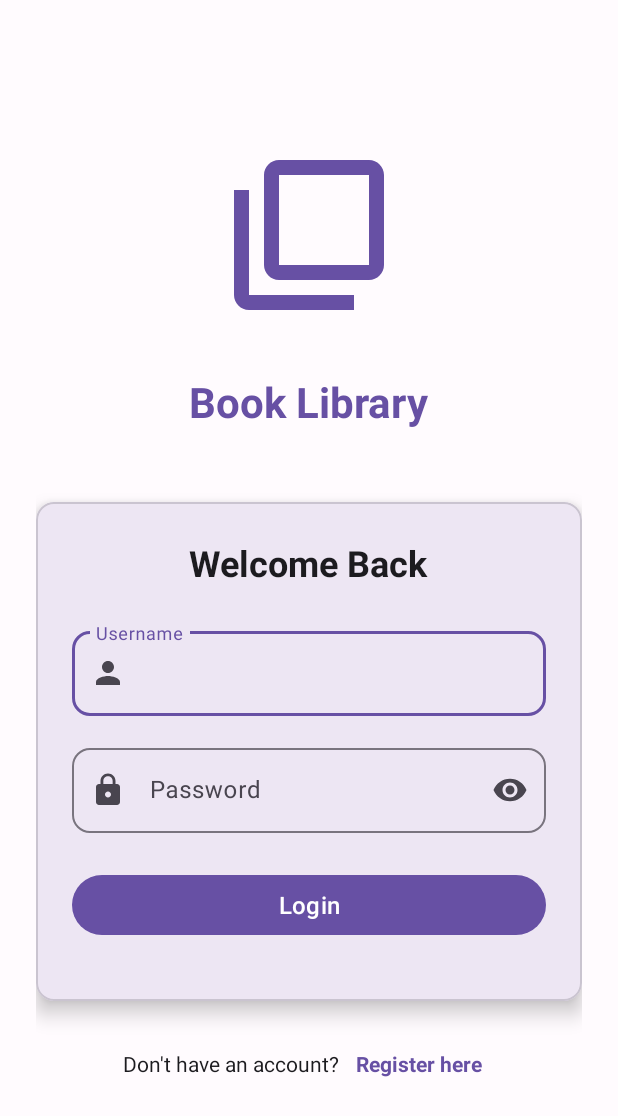
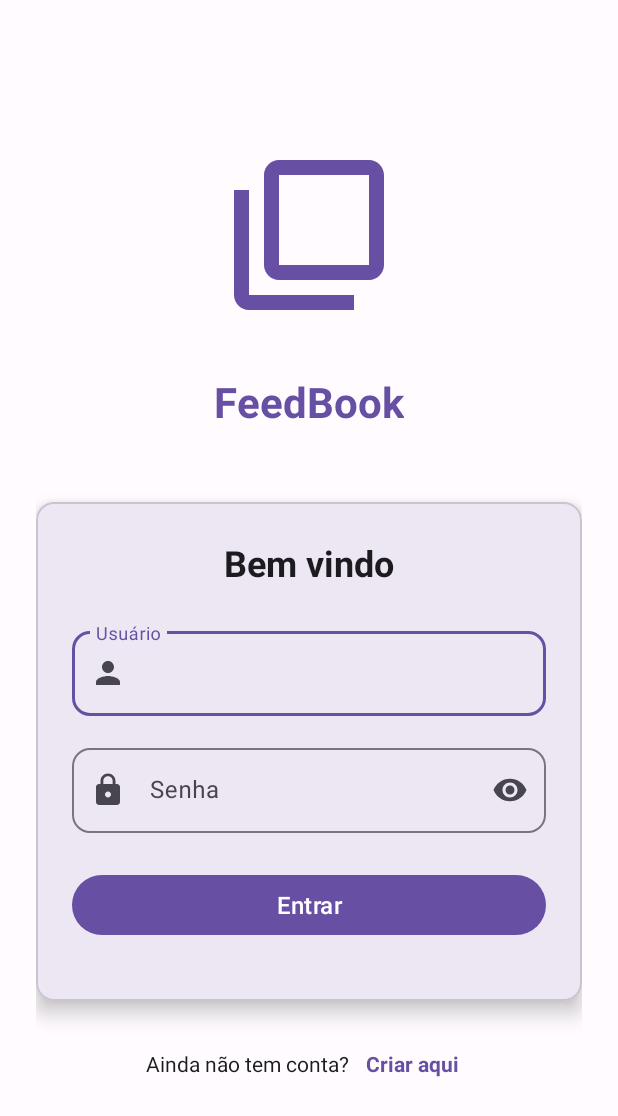
Before and after one commit to jampus90/FeedBook, an Android app: the screen it shows after launch (LoginActivity), on a phone screen of 412 x 824 dp. Shown: the top 1116 px of the screen. Run offline under Robolectric (Android 15) with nearby library versions, the phone set to English and light mode, and no system bars; our stand-ins replace Room's generated code.

Commit message:
:sparkles: feat: Traduções nas interfaces

```diff
--- a/app/src/main/java/com/example/feedbook/adapter/BookAdapter.kt
+++ b/app/src/main/java/com/example/feedbook/adapter/BookAdapter.kt
@@ -38,7 +38,7 @@ class BookAdapter(
 
         fun bind(book: Book) {
             titleTextView.text = book.title
-            authorTextView.text = "by ${book.author}"
+            authorTextView.text = "por ${book.author}"
 
             // Set rating stars
             ratingTextView.text = "★".repeat(book.rating) + "☆".repeat(5 - book.rating)
@@ -55,7 +55,7 @@ class BookAdapter(
             val context = itemView.context
 
             if (isRead) {
-                statusChip.text = "Read"
+                statusChip.text = "Lido"
                 statusChip.chipBackgroundColor = ColorStateList.valueOf(
                     ContextCompat.getColor(context, R.color.success_green)
                 )
@@ -65,7 +65,7 @@ class BookAdapter(
                     ContextCompat.getColor(context, android.R.color.white)
                 )
             } else {
-                statusChip.text = "Unread"
+                statusChip.text = "Não lido"
                 statusChip.chipBackgroundColor = ColorStateList.valueOf(
                     ContextCompat.getColor(context, R.color.warning_orange)
                 )
--- a/app/src/main/res/layout/activity_login.xml
+++ b/app/src/main/res/layout/activity_login.xml
@@ -20,7 +20,7 @@
     <TextView
         android:layout_width="wrap_content"
         android:layout_height="wrap_content"
-        android:text="Book Library"
+        android:text="FeedBook"
         android:textSize="28sp"
         android:textStyle="bold"
         android:textColor="?attr/colorPrimary"
@@ -43,7 +43,7 @@
             <TextView
                 android:layout_width="wrap_content"
                 android:layout_height="wrap_content"
-                android:text="Welcome Back"
+                android:text="Bem vindo"
                 android:textSize="24sp"
                 android:textStyle="bold"
                 android:textColor="?attr/colorOnSurface"
@@ -61,7 +61,7 @@
                     android:id="@+id/et_username"
                     android:layout_width="match_parent"
                     android:layout_height="wrap_content"
-                    android:hint="Username"
+                    android:hint="Usuário"
                     android:inputType="text"
                     android:maxLines="1" />
 
@@ -80,7 +80,7 @@
                     android:id="@+id/et_password"
                     android:layout_width="match_parent"
                     android:layout_height="wrap_content"
-                    android:hint="Password"
+                    android:hint="Senha"
                     android:inputType="textPassword"
                     android:maxLines="1" />
 
@@ -91,7 +91,7 @@
                 style="@style/Widget.BookLibrary.Button"
                 android:layout_width="match_parent"
                 android:layout_height="wrap_content"
-                android:text="Login"
+                android:text="Entrar"
                 android:layout_marginBottom="16dp" />
 
             <ProgressBar
@@ -114,7 +114,7 @@
         <TextView
             android:layout_width="wrap_content"
             android:layout_height="wrap_content"
-            android:text="Don't have an account? "
+            android:text="Ainda não tem conta? "
             android:textSize="14sp"
             android:textColor="?attr/colorOnBackground" />
 
@@ -122,7 +122,7 @@
             android:id="@+id/tv_register"
             android:layout_width="wrap_content"
             android:layout_height="wrap_content"
-            android:text="Register here"
+            android:text="Criar aqui"
             android:textSize="14sp"
             android:textColor="?attr/colorPrimary"
             android:textStyle="bold"
--- a/app/src/main/res/layout/item_book.xml
+++ b/app/src/main/res/layout/item_book.xml
@@ -115,7 +115,7 @@
                 app:chipMinHeight="28dp"
                 app:chipStartPadding="8dp"
                 app:chipEndPadding="8dp"
-                tools:text="Read" />
+                tools:text="Lido" />
 
         </LinearLayout>
 
@@ -130,7 +130,7 @@
             app:iconTint="?attr/colorOnSurfaceVariant"
             app:layout_constraintEnd_toEndOf="parent"
             app:layout_constraintTop_toTopOf="parent"
-            android:contentDescription="More options" />
+            android:contentDescription="Mais opções" />
 
     </androidx.constraintlayout.widget.ConstraintLayout>
 
```
Also changed, not shown: app/src/main/java/com/example/feedbook/MainActivity.kt (+18 -18 lines), app/src/main/res/layout/activity_main.xml (+12 -12 lines), app/src/main/res/layout/activity_register.xml (+9 -9 lines).
